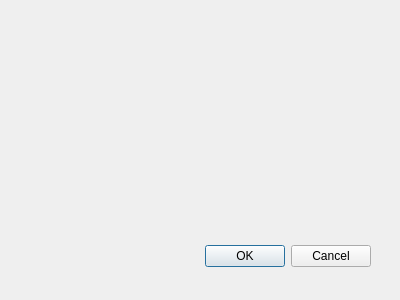
Above: NewAccountHelpDialog.ui from MohamedElfeky/PippipMessaging-qt before the change. Below: the same form after it.
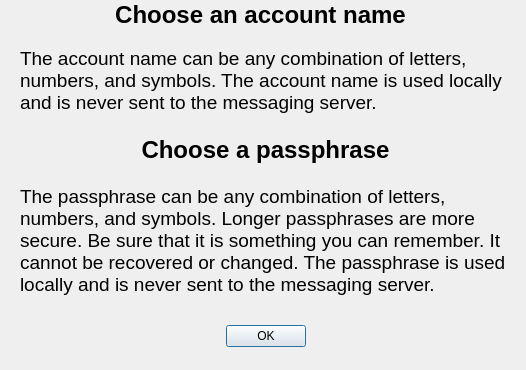
That is the form after the change.

```diff
--- a/NewAccountHelpDialog.ui
+++ b/NewAccountHelpDialog.ui
@@ -8,8 +8,8 @@
    <rect>
     <x>0</x>
     <y>0</y>
-    <width>400</width>
-    <height>300</height>
+    <width>526</width>
+    <height>370</height>
    </rect>
   </property>
   <property name="windowTitle">
@@ -18,9 +18,9 @@
   <widget class="QDialogButtonBox" name="buttonBox">
    <property name="geometry">
     <rect>
-     <x>30</x>
-     <y>240</y>
-     <width>341</width>
+     <x>20</x>
+     <y>320</y>
+     <width>491</width>
      <height>32</height>
     </rect>
    </property>
@@ -28,7 +28,71 @@
     <enum>Qt::Horizontal</enum>
    </property>
    <property name="standardButtons">
-    <set>QDialogButtonBox::Cancel|QDialogButtonBox::Ok</set>
+    <set>QDialogButtonBox::Ok</set>
+   </property>
+   <property name="centerButtons">
+    <bool>true</bool>
+   </property>
+  </widget>
+  <widget class="QLabel" name="label">
+   <property name="geometry">
+    <rect>
+     <x>10</x>
+     <y>0</y>
+     <width>501</width>
+     <height>31</height>
+    </rect>
+   </property>
+   <property name="text">
+    <string>&lt;html&gt;&lt;head/&gt;&lt;body&gt;&lt;p align=&quot;center&quot;&gt;&lt;span style=&quot; font-size:18pt; font-weight:600;&quot;&gt;Choose an account name&lt;/span&gt;&lt;/p&gt;&lt;/body&gt;&lt;/html&gt;</string>
+   </property>
+   <property name="alignment">
+    <set>Qt::AlignCenter</set>
+   </property>
+  </widget>
+  <widget class="QLabel" name="label_2">
+   <property name="geometry">
+    <rect>
+     <x>20</x>
+     <y>40</y>
+     <width>491</width>
+     <height>81</height>
+    </rect>
+   </property>
+   <property name="text">
+    <string>&lt;html&gt;&lt;head/&gt;&lt;body&gt;&lt;p&gt;&lt;span style=&quot; font-size:14pt;&quot;&gt;The account name can be any combination of letters, numbers, and symbols. The account name is used locally and is never sent to the messaging server.&lt;/span&gt;&lt;/p&gt;&lt;/body&gt;&lt;/html&gt;</string>
+   </property>
+   <property name="wordWrap">
+    <bool>true</bool>
+   </property>
+  </widget>
+  <widget class="QLabel" name="label_3">
+   <property name="geometry">
+    <rect>
+     <x>20</x>
+     <y>130</y>
+     <width>491</width>
+     <height>41</height>
+    </rect>
+   </property>
+   <property name="text">
+    <string>&lt;html&gt;&lt;head/&gt;&lt;body&gt;&lt;p align=&quot;center&quot;&gt;&lt;span style=&quot; font-size:18pt; font-weight:600;&quot;&gt;Choose a passphrase&lt;/span&gt;&lt;/p&gt;&lt;/body&gt;&lt;/html&gt;</string>
+   </property>
+  </widget>
+  <widget class="QLabel" name="label_4">
+   <property name="geometry">
+    <rect>
+     <x>20</x>
+     <y>170</y>
+     <width>491</width>
+     <height>141</height>
+    </rect>
+   </property>
+   <property name="text">
+    <string>&lt;html&gt;&lt;head/&gt;&lt;body&gt;&lt;p&gt;&lt;span style=&quot; font-size:14pt;&quot;&gt;The passphrase can be any combination of letters, numbers, and symbols. Longer passphrases are more secure. Be sure that it is something you can remember. It cannot be recovered or changed. The passphrase is used locally and is never sent to the messaging server.&lt;/span&gt;&lt;/p&gt;&lt;/body&gt;&lt;/html&gt;</string>
+   </property>
+   <property name="wordWrap">
+    <bool>true</bool>
    </property>
   </widget>
  </widget>
```
Left out of the diff: 23 changed lines with no effect on the pictures.
